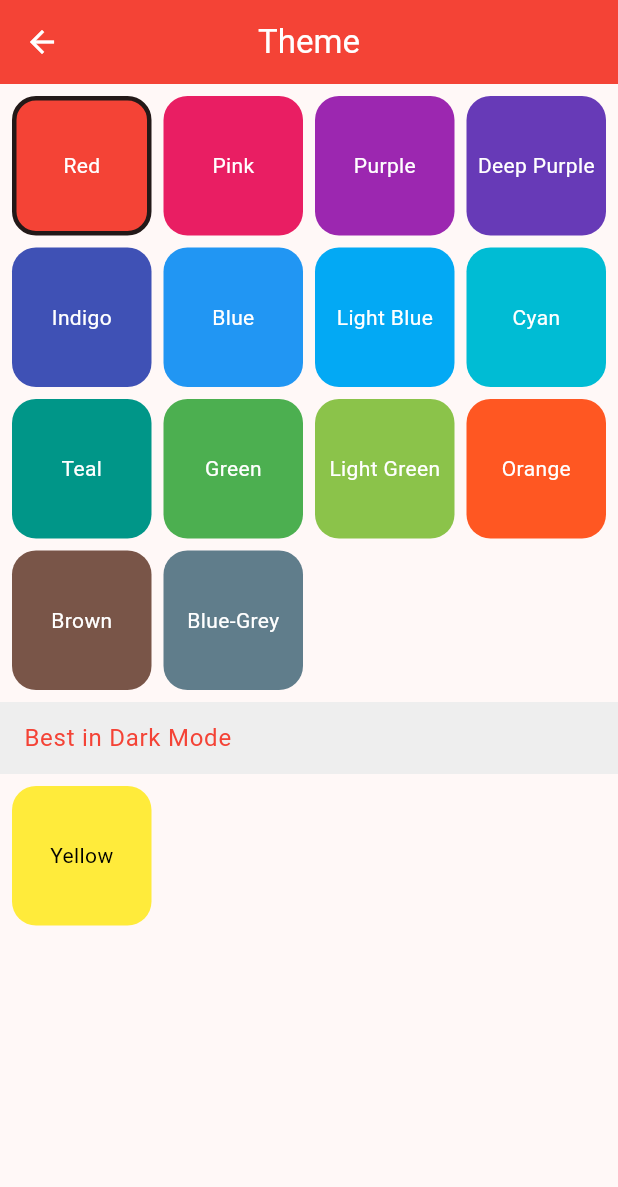
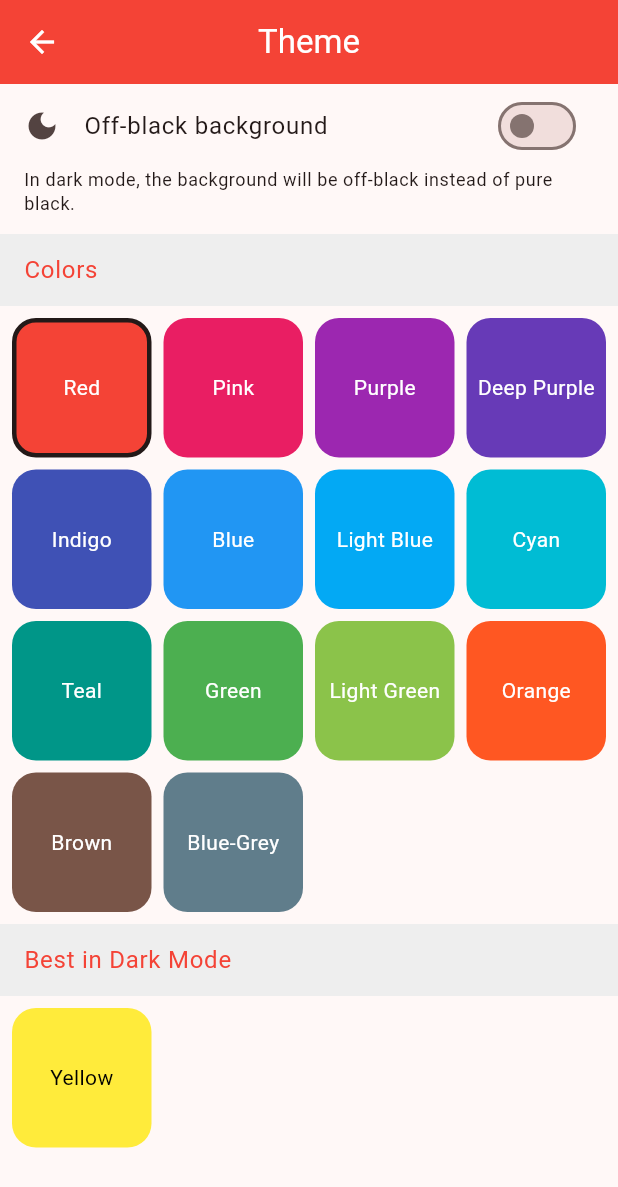
Before and after one commit to nrubin29/finale, a Flutter app: the ThemeSettingsView screen opened directly, on a phone screen of 412 x 824 dp. Shown: the top 1187 px of the screen. Run offline on Flutter 3.47's test engine with Material 3 defaults, Android fonts, the light colour scheme and no system bars; our stand-ins replace app_links, auto_size_text, cached_network_image, datetime_picker_formfield, fl_chart, flutter_cache_manager and 12 more; missing offline and left inert: flutter_acrcloud, flutter_mpmediaplayer, flutter_web_auth, gal, in_app_review, pkce and 3 more; accounts and stored records are empty; generated files the repository leaves out were written again; network calls fail; statements that could not run were skipped.

Commit message:
Add toggle for off-black background in dark mode

```diff
--- a/lib/main.dart
+++ b/lib/main.dart
@@ -1,7 +1,8 @@
 import 'package:finale/util/background_tasks/background_task_manager.dart'
     as background_task_manager;
 import 'package:finale/util/constants.dart';
-import 'package:finale/util/external_actions/notifications.dart' as notifications;
+import 'package:finale/util/external_actions/notifications.dart'
+    as notifications;
 import 'package:finale/util/external_actions/quick_actions_manager.dart'
     as quick_actions_manager;
 import 'package:finale/util/image_id_cache.dart';
@@ -39,6 +40,7 @@ class MyApp extends StatefulWidget {
 
 class _MyAppState extends State<MyApp> {
   late ThemeColor _themeColor;
+  late bool _offBlackBackground;
 
   @override
   void initState() {
@@ -50,7 +52,14 @@ class _MyAppState extends State<MyApp> {
       });
     });
 
+    Preferences.themeBackground.changes.listen((value) {
+      setState(() {
+        _offBlackBackground = value;
+      });
+    });
+
     _themeColor = Preferences.themeColor.value;
+    _offBlackBackground = Preferences.themeBackground.value;
   }
 
   @override
@@ -59,7 +68,7 @@ class _MyAppState extends State<MyApp> {
     return MaterialApp(
       title: 'Finale',
       theme: finaleTheme(_themeColor, Brightness.light),
-      darkTheme: finaleTheme(_themeColor, Brightness.dark),
+      darkTheme: finaleTheme(_themeColor, Brightness.dark, _offBlackBackground),
       home: name == null ? const LoginView() : MainView(username: name),
     );
   }
--- a/lib/util/preferences.dart
+++ b/lib/util/preferences.dart
@@ -27,6 +27,7 @@ class Preferences {
     stripTags,
     listenMoreFrequently,
     themeColor,
+    themeBackground,
     appleMusicEnabled,
     appleMusicBackgroundScrobblingEnabled,
     lastAppleMusicScrobble,
@@ -136,6 +137,9 @@ class Preferences {
     defaultValue: ThemeColor.red,
   );
 
+  static final themeBackground =
+      Preference<bool, bool>('themeBackground', defaultValue: false);
+
   static final appleMusicEnabled =
       Preference<bool, bool>('isAppleMusicEnabled', defaultValue: true);
 
--- a/lib/util/theme.dart
+++ b/lib/util/theme.dart
@@ -27,12 +27,19 @@ enum ThemeColor {
       {this.isBestInDarkMode = false});
 }
 
-ThemeData finaleTheme(ThemeColor themeColor, Brightness brightness) {
+const _offBlackBackgroundColor = Color.fromRGBO(16, 20, 23, 1);
+
+ThemeData finaleTheme(ThemeColor themeColor, Brightness brightness,
+    [bool? offBlackBackground]) {
   var colorScheme = ColorScheme.fromSeed(
     seedColor: themeColor.color,
     brightness: brightness,
     primary: themeColor.color,
-    surface: brightness == Brightness.dark ? Colors.black : null,
+    surface: brightness == Brightness.dark
+        ? offBlackBackground == true
+            ? _offBlackBackgroundColor
+            : Colors.black
+        : null,
     onPrimary: themeColor.foregroundColor,
   );
 
--- a/lib/widgets/settings/theme_settings_view.dart
+++ b/lib/widgets/settings/theme_settings_view.dart
@@ -3,6 +3,7 @@ import 'package:finale/util/preferences.dart';
 import 'package:finale/util/theme.dart';
 import 'package:finale/widgets/base/app_bar.dart';
 import 'package:finale/widgets/base/header_list_tile.dart';
+import 'package:finale/widgets/settings/settings_list_tile.dart';
 import 'package:flutter/material.dart';
 
 final _options =
@@ -60,6 +61,15 @@ class ThemeSettingsView extends StatelessWidget {
         child: SafeArea(
           child: Column(
             children: [
+              SettingsListTile(
+                title: 'Off-black background',
+                description:
+                    'In dark mode, the background will be off-black instead of '
+                    'pure black.',
+                icon: Icons.dark_mode,
+                preference: Preferences.themeBackground,
+              ),
+              const HeaderListTile('Colors'),
               themeColorGrid(context, false),
               const HeaderListTile('Best in Dark Mode'),
               themeColorGrid(context, true),
```
